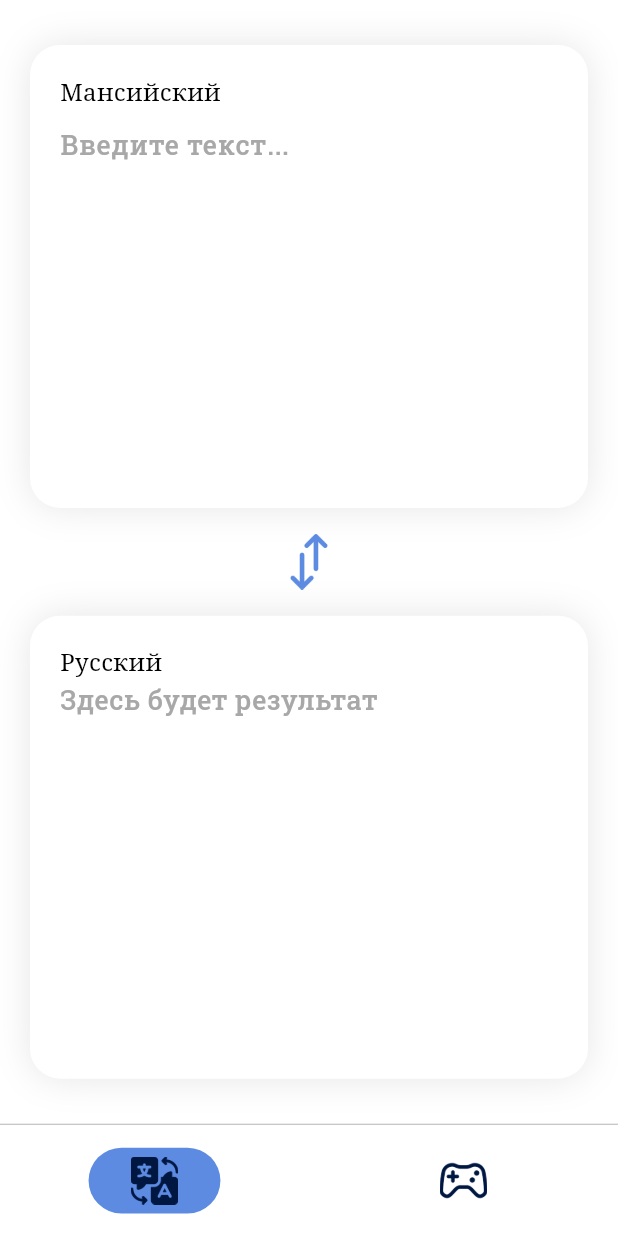
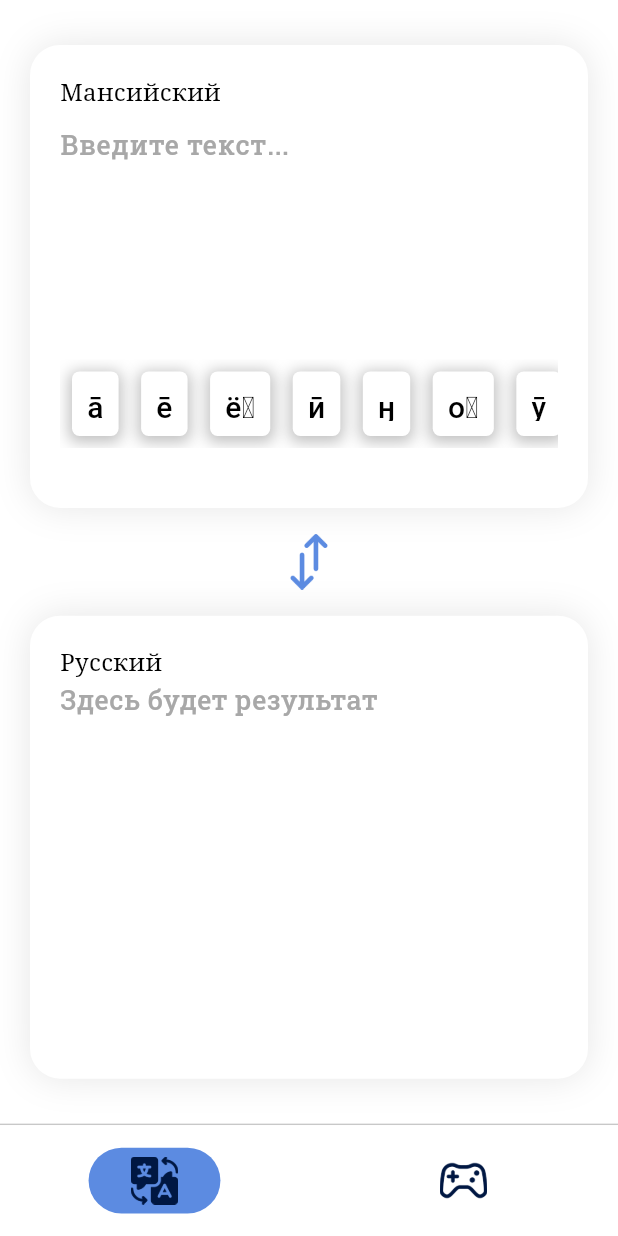
Before and after one commit to Wjiel/mans_translate, a Flutter app: the MainScreen screen opened directly, on a phone screen of 412 x 824 dp. Run offline on Flutter 3.47's test engine with Material 3 defaults, Android fonts, the phone set to English and light mode, and no system bars; drawn by our look-alikes of auto_size_text.

Commit message:
Исправления

```diff
--- a/lib/features/MainScreen/Widgets/Translator_Page/card_translating.dart
+++ b/lib/features/MainScreen/Widgets/Translator_Page/card_translating.dart
@@ -11,6 +11,8 @@ class CardTranslating extends StatelessWidget {
   CardTranslating({super.key,});
 
   TextEditingController _textEditingController = TextEditingController();
+
+  List<String> _mansiLetters = ["ā", "ē", "ё̄", "ӣ", "ӈ", "о̄", "ӯ", "ы̄", "э̄", "ю̄", "я̄"];
 
   void _callback()async {
     final ClipboardData? data = await Clipboard.getData(Clipboard.kTextPlain);
@@ -32,7 +34,8 @@ class CardTranslating extends StatelessWidget {
 
   @override
   Widget build(BuildContext context) {
-    return Ink(
+    return Container(
+      clipBehavior: Clip.hardEdge,
       padding: const EdgeInsets.all(20),
       decoration: decorationContainer,
       child: Column(
@@ -84,6 +87,54 @@ class CardTranslating extends StatelessWidget {
               ],
             ),
           ),
+          Visibility(
+            visible: isRussian == true ? false : true,
+            child: Material(
+              color: Colors.transparent,
+              child: Padding(
+                padding: const EdgeInsets.all(8.0),
+                child: SizedBox(
+                  height: 43,
+                  width: MediaQuery.of(context).size.width,
+                  child: ListView.builder(
+                    clipBehavior: Clip.hardEdge,
+                    itemCount: _mansiLetters.length,
+                    scrollDirection: Axis.horizontal,
+                      itemBuilder: (context, i) {
+                        return Padding(
+                          padding: EdgeInsets.only(left: i == 0? 0 : 15),
+                          child: InkWell(
+                            borderRadius: BorderRadius.circular(5),
+                            onTap: () {
+                              _textEditingController.text += _mansiLetters[i];
+                            },
+                            child: Ink(
+                              decoration: BoxDecoration(
+                                color: Colors.white,
+                                borderRadius: BorderRadius.circular(5),
+                                boxShadow: [BoxShadow(
+                                  offset: Offset(0, 2),
+                                  color: Color(0x40000000),
+                                  blurRadius: 8,
+                                  spreadRadius: 2
+                                )]
+                              ),
+                              padding: EdgeInsets.all(10),
+                              child: Center(
+                                child: Text(_mansiLetters[i], style: TextStyle(
+                                  fontFamily: "Roboto",
+                                ),),
+                              ),
+                            ),
+                          ),
+                        );
+                      },
+                  ),
+                ),
+              ),
+            ),
+          ),
+          SizedBox(height: 20,),
           StreamBuilder(
             stream: streamVisib.strims,
             builder: (context, snapshot) {
@@ -95,7 +146,7 @@ class CardTranslating extends StatelessWidget {
                 visible: streamVisib.thereClipBordText,
                 child: Align(
                   alignment: Alignment.bottomLeft,
-                  child: PasteButton(callback: _callback,),
+                  child: Material(color: Colors.transparent,child: PasteButton(callback: _callback,)),
                 ),
               );
             },
--- a/lib/features/Widgets/navigation_bar.dart
+++ b/lib/features/Widgets/navigation_bar.dart
@@ -14,7 +14,7 @@ class CustomNavigationBar extends StatefulWidget {
 class _CustomNavigationBarState extends State<CustomNavigationBar> {
   int currentIndexPage = 0;
 
-  EdgeInsets padding = const EdgeInsets.symmetric(vertical: 6);
+  EdgeInsets padding = const EdgeInsets.symmetric(horizontal: 10,vertical: 6);
 
   @override
   void initState() {
@@ -25,7 +25,7 @@ class _CustomNavigationBarState extends State<CustomNavigationBar> {
 
   void changeAnim() {
     setState(() {
-      padding = const EdgeInsets.symmetric(vertical: 6);
+      padding = const EdgeInsets.symmetric(horizontal: 10,vertical: 6);
     });
     Timer.periodic(const Duration(milliseconds: 100), (ce) {
       setState(() {
@@ -63,8 +63,9 @@ class _CustomNavigationBarState extends State<CustomNavigationBar> {
           ),
         ),
         child: AnimatedPadding(
+          curve: Curves.easeInOutCubic,
           padding: padding,
-          duration: const Duration(milliseconds: 100),
+          duration: const Duration(milliseconds: 200),
           child: child,
         ),
       );
@@ -116,7 +117,10 @@ class _CustomNavigationBarState extends State<CustomNavigationBar> {
         items: items,
         currentIndex: currentIndexPage,
         onTap: (index) {
-          changeAnim();
+          if(index != currentIndexPage){
+            changeAnim();
+          }
+
           swich(index);
         },
       ),
```
